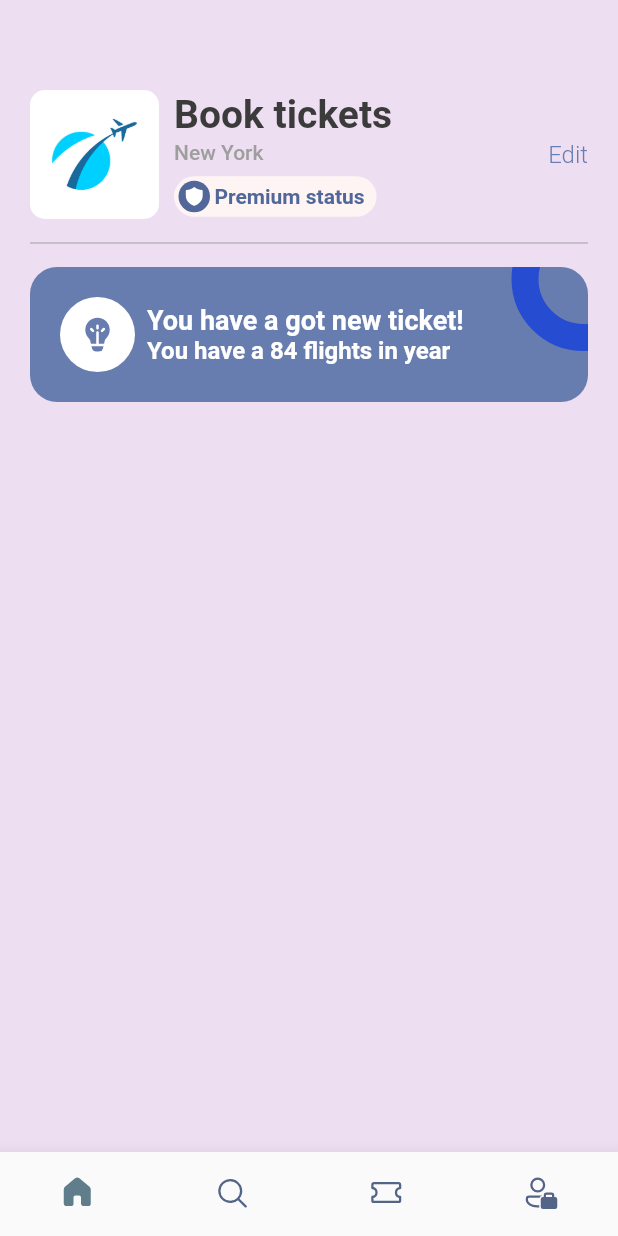
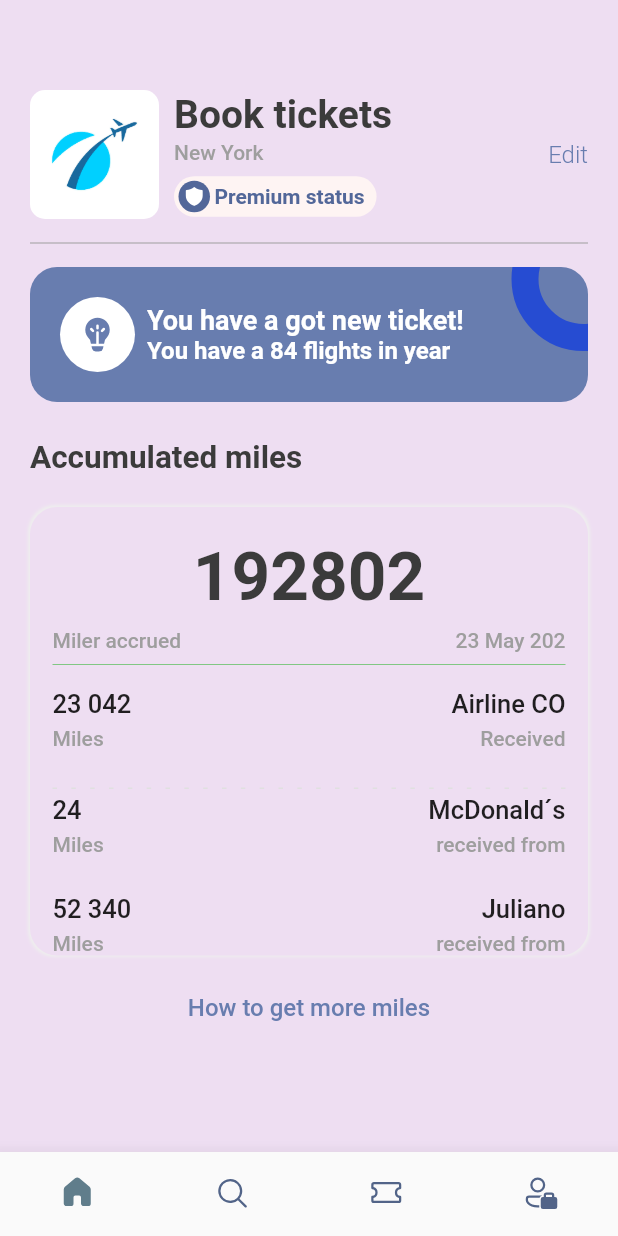
Before and after one commit to Destroier1945/Booking, a Flutter app: the screen it shows after launch, item 4 of the bottom bar chosen, on a phone screen of 412 x 824 dp. Run offline on Flutter 3.47's test engine with Material 2 defaults, Android fonts, the phone set to English and light mode, and no system bars; our stand-ins replace barcode_widget, fluentui_icons, gap, get.

Commit message:
Have done the curse, all sreens finalized

```diff
--- a/lib/screens/account_screen.dart
+++ b/lib/screens/account_screen.dart
@@ -1,5 +1,7 @@
 import 'package:booking/utils/app_layout.dart';
 import 'package:booking/utils/app_styles.dart';
+import 'package:booking/widgets/column_layout.dart';
+import 'package:booking/widgets/layout_builder_widget.dart';
 import 'package:fluentui_icons/fluentui_icons.dart';
 import 'package:flutter/material.dart';
 import 'package:gap/gap.dart';
@@ -169,7 +171,110 @@ class AccountScreen extends StatelessWidget {
                 ),
               )
             ],
-          )
+          ),
+          Gap(AppLayout.getHeight(25)),
+          Text(
+            "Accumulated miles",
+            style: Styles.headLineStyle2,
+          ),
+          Gap(AppLayout.getHeight(20)),
+          Container(
+            padding: EdgeInsets.symmetric(horizontal: AppLayout.getWith(15)),
+            decoration: BoxDecoration(
+                borderRadius: BorderRadius.circular(AppLayout.getHeight(18)),
+                color: Styles.bgColor,
+                boxShadow: [
+                  BoxShadow(
+                    color: Colors.grey.shade200,
+                    blurRadius: 1,
+                    spreadRadius: 1,
+                  )
+                ]),
+            child: Column(
+              children: [
+                Gap(AppLayout.getHeight(20)),
+                Text(
+                  "192802",
+                  style: TextStyle(
+                      color: Styles.textColor,
+                      fontSize: 45,
+                      fontWeight: FontWeight.w600),
+                ),
+                Gap(AppLayout.getHeight(8)),
+                Row(
+                  mainAxisAlignment: MainAxisAlignment.spaceBetween,
+                  children: [
+                    Text(
+                      "Miler accrued",
+                      style: Styles.headLineStyle4.copyWith(fontSize: 14),
+                    ),
+                    Text(
+                      "23 May 202",
+                      style: Styles.headLineStyle4.copyWith(fontSize: 14),
+                    ),
+                  ],
+                ),
+                Divider(
+                  color: Colors.green.shade300,
+                ),
+                Gap(AppLayout.getHeight(8)),
+                Row(
+                  mainAxisAlignment: MainAxisAlignment.spaceBetween,
+                  children: [
+                    AppColumnLayout(
+                        firstText: "23 042",
+                        secondText: 'Miles',
+                        alignment: CrossAxisAlignment.start),
+                    AppColumnLayout(
+                        firstText: 'Airline CO',
+                        secondText: 'Received',
+                        alignment: CrossAxisAlignment.end),
+                  ],
+                ),
+                Gap(AppLayout.getHeight(25)),
+                const AppLayoutBuilder(isColor: false, sections: 12),
+                Gap(AppLayout.getHeight(4)),
+                Row(
+                  mainAxisAlignment: MainAxisAlignment.spaceBetween,
+                  children: [
+                    AppColumnLayout(
+                        firstText: '24',
+                        secondText: 'Miles',
+                        alignment: CrossAxisAlignment.start),
+                    AppColumnLayout(
+                        firstText: 'McDonald\´s',
+                        secondText: "received from",
+                        alignment: CrossAxisAlignment.end)
+                  ],
+                ),
+                Gap(AppLayout.getHeight(25)),
+                Row(
+                  mainAxisAlignment: MainAxisAlignment.spaceBetween,
+                  children: [
+                    AppColumnLayout(
+                        firstText: '52 340',
+                        secondText: 'Miles',
+                        alignment: CrossAxisAlignment.start),
+                    AppColumnLayout(
+                        firstText: 'Juliano',
+                        secondText: "received from",
+                        alignment: CrossAxisAlignment.end)
+                  ],
+                ),
+              ],
+            ),
+          ),
+          Gap(AppLayout.getHeight(25)),
+          InkWell(
+            onTap: () => print('you clicked to get more miles'),
+            child: Center(
+              child: Text("How to get more miles",
+                  style: Styles.textStyle.copyWith(
+                    color: Styles.primaryColor,
+                    fontWeight: FontWeight.w500,
+                  )),
+            ),
+          ),
         ],
       ),
     );
```
